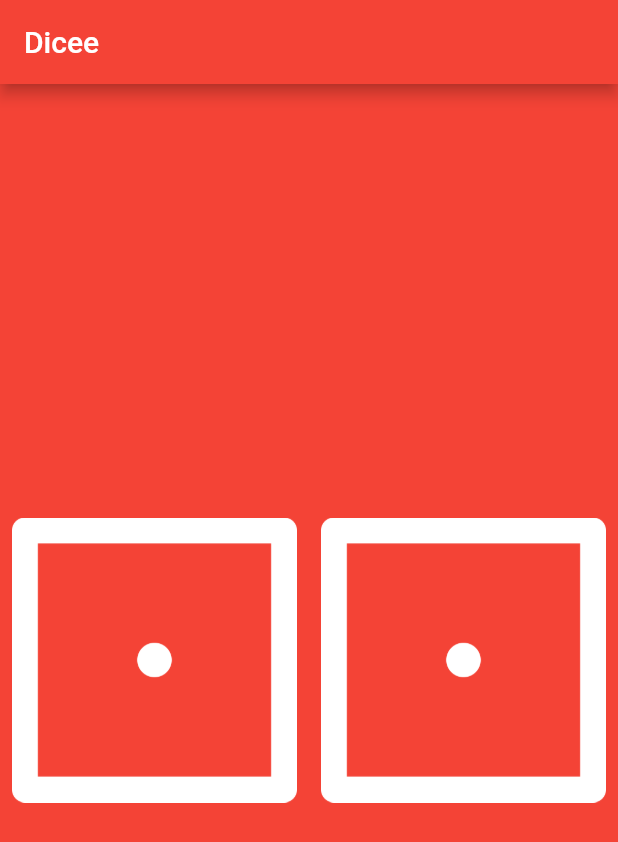
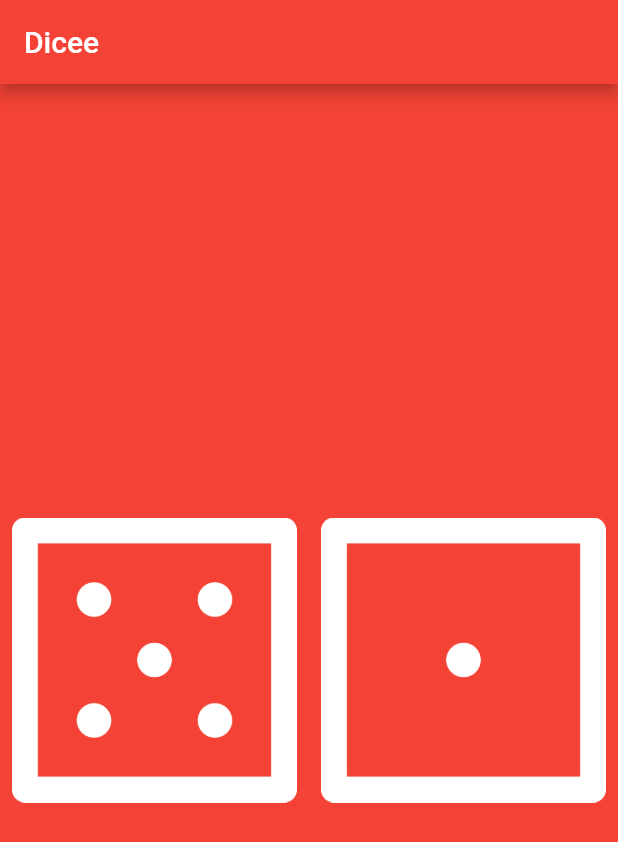
Before and after one commit to sachinNishalka/dice-app, a Flutter app: the screen it shows after launch, on a phone screen of 412 x 824 dp. Shown: the top 842 px of the screen. Run offline on Flutter 3.47's test engine with Material 2 defaults, Android fonts, the phone set to English and light mode, and no system bars.

Commit message:
using varibales

```diff
--- a/lib/main.dart
+++ b/lib/main.dart
@@ -18,12 +18,13 @@ void main() {
 class DicePage extends StatelessWidget {
   @override
   Widget build(BuildContext context) {
+    var letDiceNumber = 5;
     return Center(
       child: Row(
         children: [
           Expanded(
             child: TextButton(
-              child: Image.asset('images/dice1.png'),
+              child: Image.asset('images/dice$letDiceNumber.png'),
               onPressed: () {
                 print("left button clicked");
               },
```
